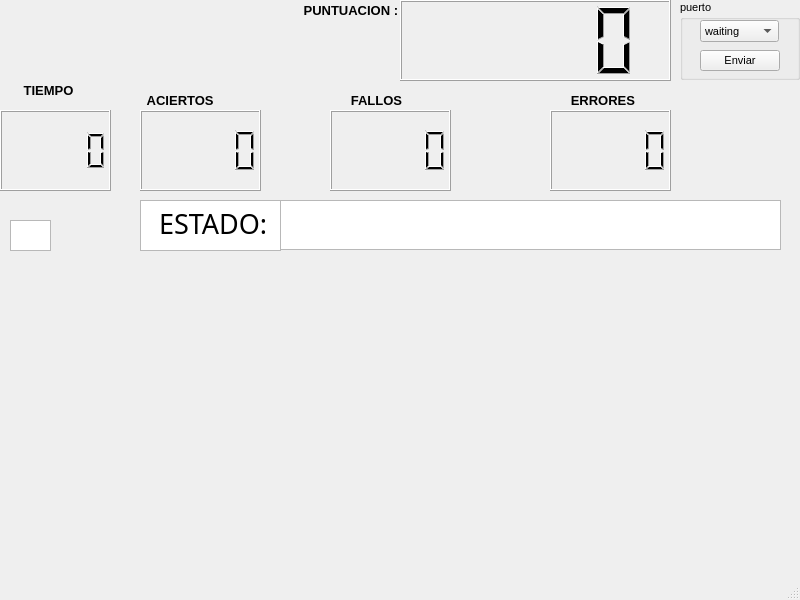
Qt form mainwindow.ui (Gonzanegro/JuegoToposQt) before a commit.
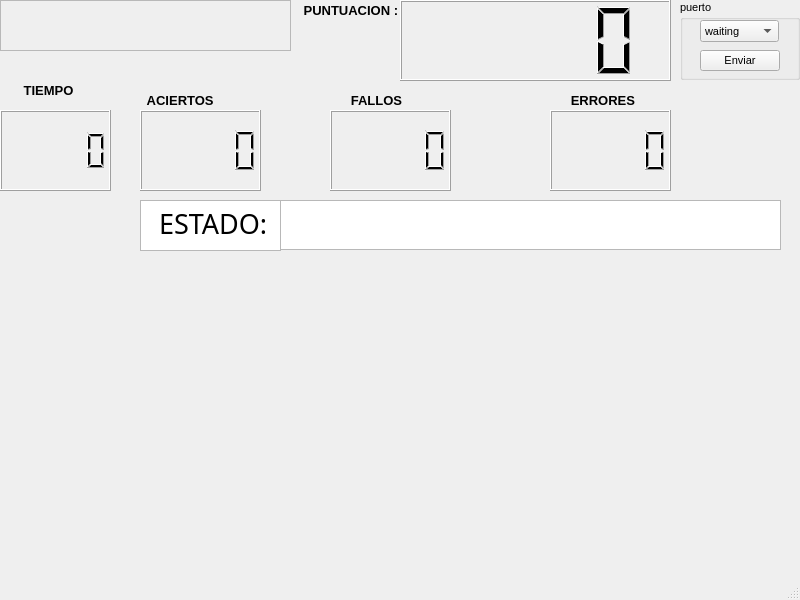
The same form after that commit.

Commit message: juego terminado con errores

Patch:
```diff
--- a/mainwindow.ui
+++ b/mainwindow.ui
@@ -20,12 +20,15 @@
   </property>
   <widget class="QWidget" name="centralwidget">
    <widget class="QTextBrowser" name="textBrowser">
+    <property name="enabled">
+     <bool>false</bool>
+    </property>
     <property name="geometry">
      <rect>
-      <x>10</x>
-      <y>220</y>
-      <width>41</width>
-      <height>31</height>
+      <x>0</x>
+      <y>0</y>
+      <width>291</width>
+      <height>51</height>
      </rect>
     </property>
    </widget>
```
The commit also changes 2 other files.
